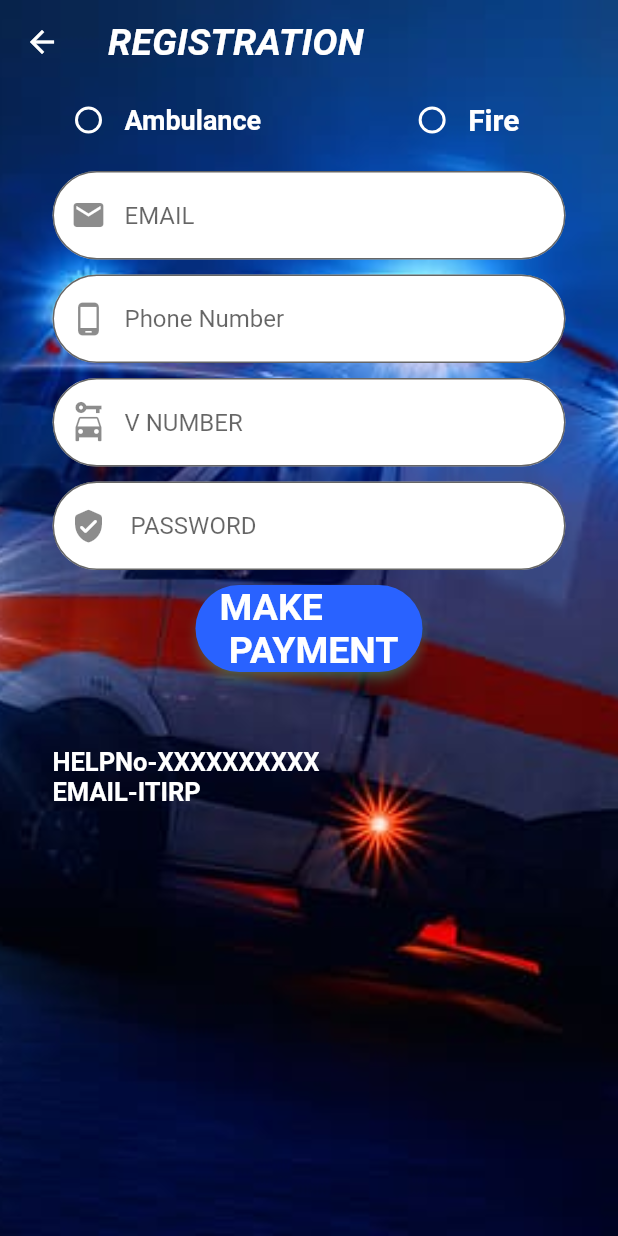
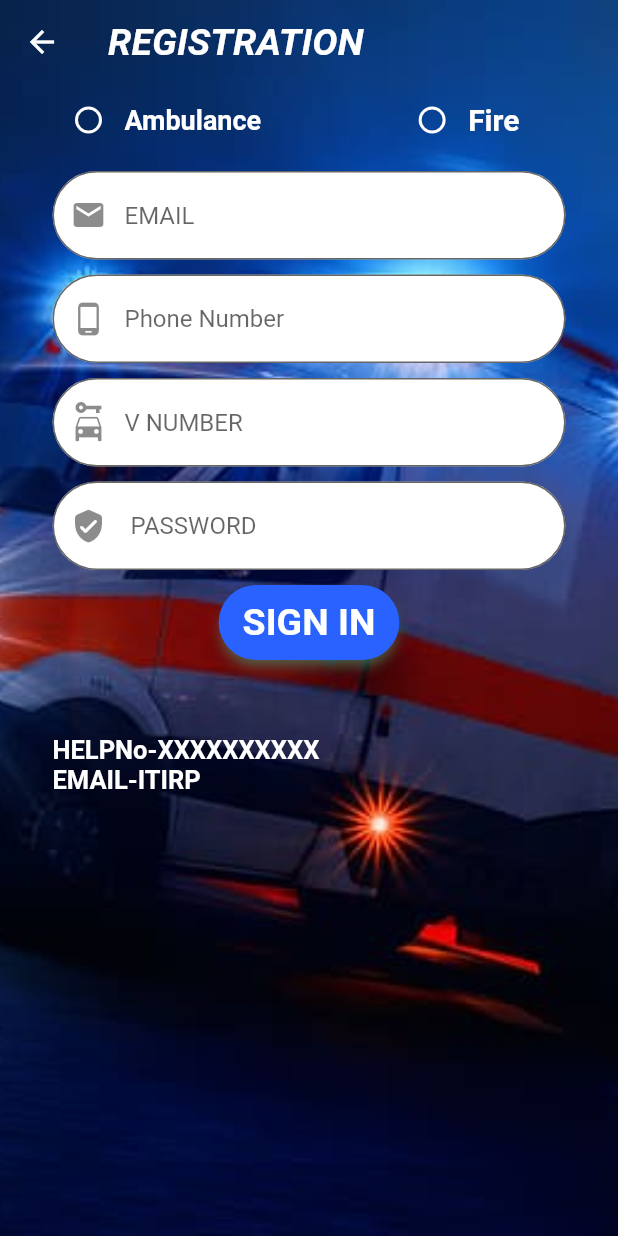
Before and after one commit to anirbanpal2002/appi, a Flutter app: the MyRegistration screen opened by its route, on a phone screen of 412 x 824 dp. Run offline on Flutter 3.47's test engine with Material 2 defaults, Android fonts, the light colour scheme and no system bars; our stand-ins replace cloud_firestore, firebase_auth, firebase_core, google_sign_in, location; accounts and stored records are empty.

Commit message:
password show 20092001

```diff
--- a/lib/Registration.dart
+++ b/lib/Registration.dart
@@ -344,7 +344,7 @@ class _MyRegistrationState extends State<MyRegistration> {
                         }
                       },
                       child: const Text(
-                        'MAKE \n PAYMENT',
+                        'SIGN IN',
                         style: TextStyle(
                             color: Colors.white,
                             fontSize: 25,
```
